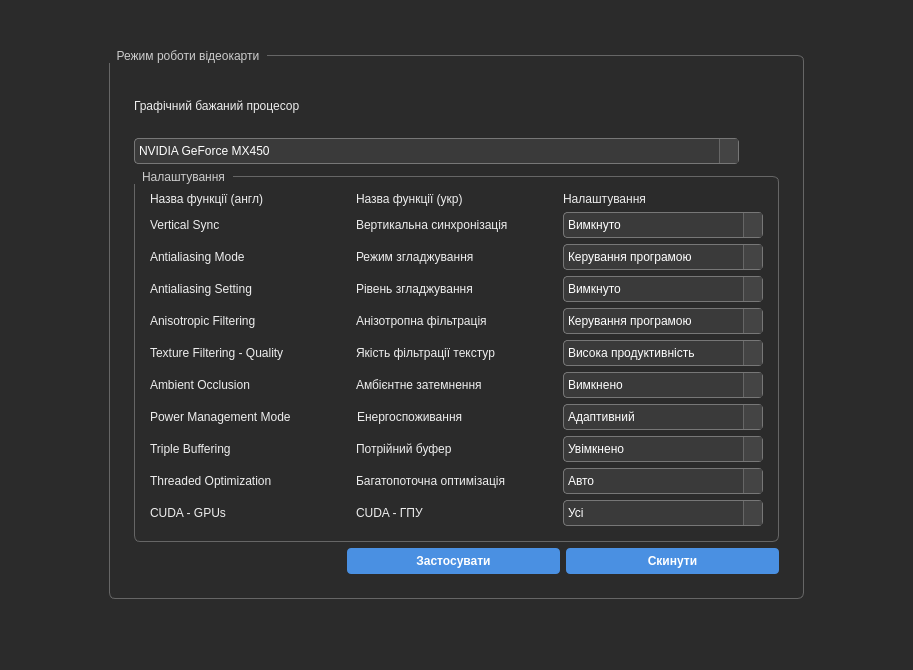
Qt form cardmode.ui (JMrMark/VideoCardController) before a commit.
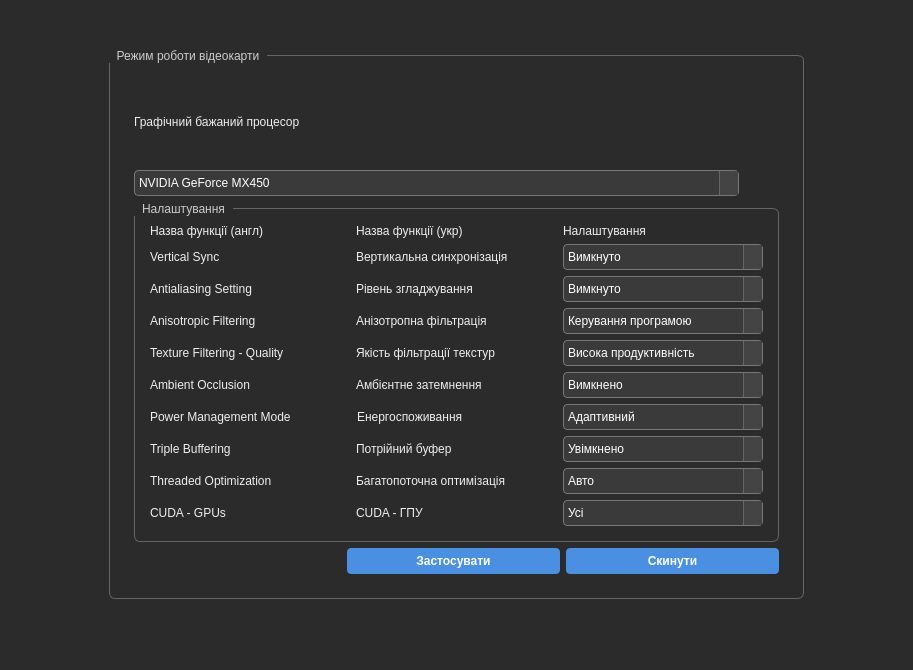
The same form after that commit.

Commit message: VideoCard Mode 0.3

Patch:
```diff
--- a/cardmode.ui
+++ b/cardmode.ui
@@ -168,9 +168,9 @@
               <property name="geometry">
                <rect>
                 <x>0</x>
-                <y>-72</y>
+                <y>0</y>
                 <width>640</width>
-                <height>534</height>
+                <height>498</height>
                </rect>
               </property>
               <layout class="QGridLayout" name="gridLayout_4" rowstretch="0,0,0,0" rowminimumheight="0,0,0,0">
@@ -244,43 +244,6 @@
                       </item>
                      </layout>
                     </item>
-                    <item>
-                     <layout class="QHBoxLayout" name="horizontalLayout_4">
-                      <item>
-                       <widget class="QLabel" name="label_15">
-                        <property name="text">
-                         <string>Antialiasing Mode</string>
-                        </property>
-                       </widget>
-                      </item>
-                      <item>
-                       <widget class="QLabel" name="label_6">
-                        <property name="text">
-                         <string>Режим згладжування</string>
-                        </property>
-                       </widget>
-                      </item>
-                      <item>
-                       <widget class="QComboBox" name="comboBox_2">
-                        <item>
-                         <property name="text">
-                          <string>Керування програмою</string>
-                         </property>
-                        </item>
-                        <item>
-                         <property name="text">
-                          <string>Примусово увімк.</string>
-                         </property>
-                        </item>
-                        <item>
-                         <property name="text">
-                          <string>Вимкнено</string>
-                         </property>
-                        </item>
-                       </widget>
-                      </item>
-                     </layout>
-                    </item>
                     <item>
                      <layout class="QHBoxLayout" name="horizontalLayout_10">
                       <item>
```
The commit also changes 535 other files.
